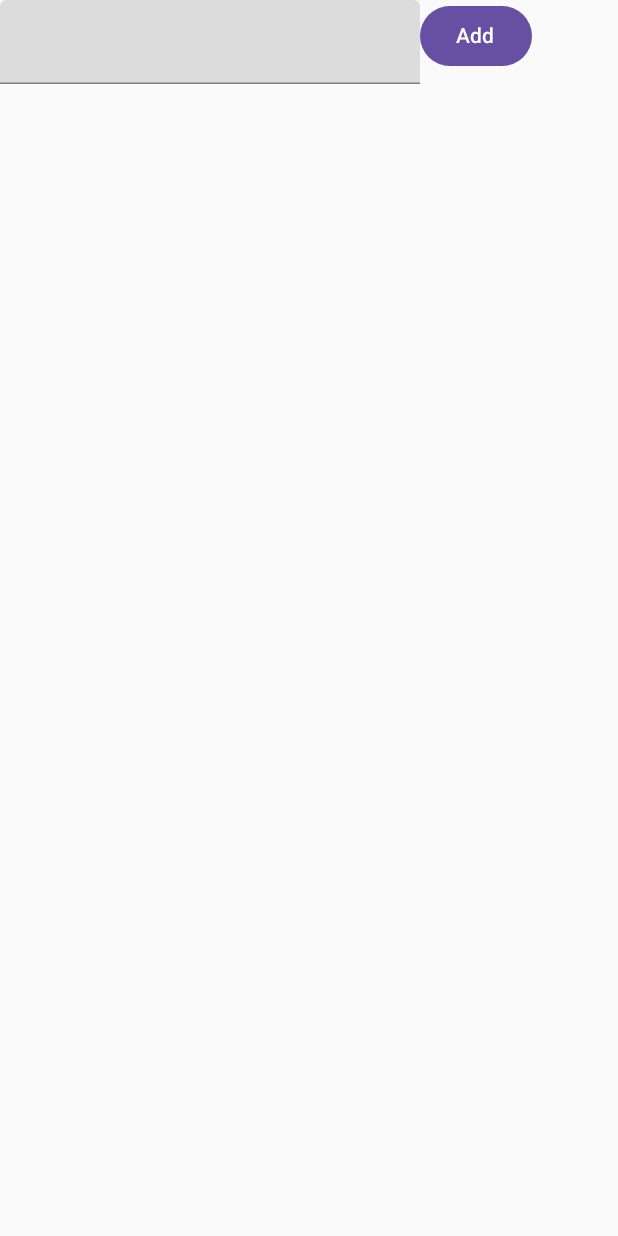
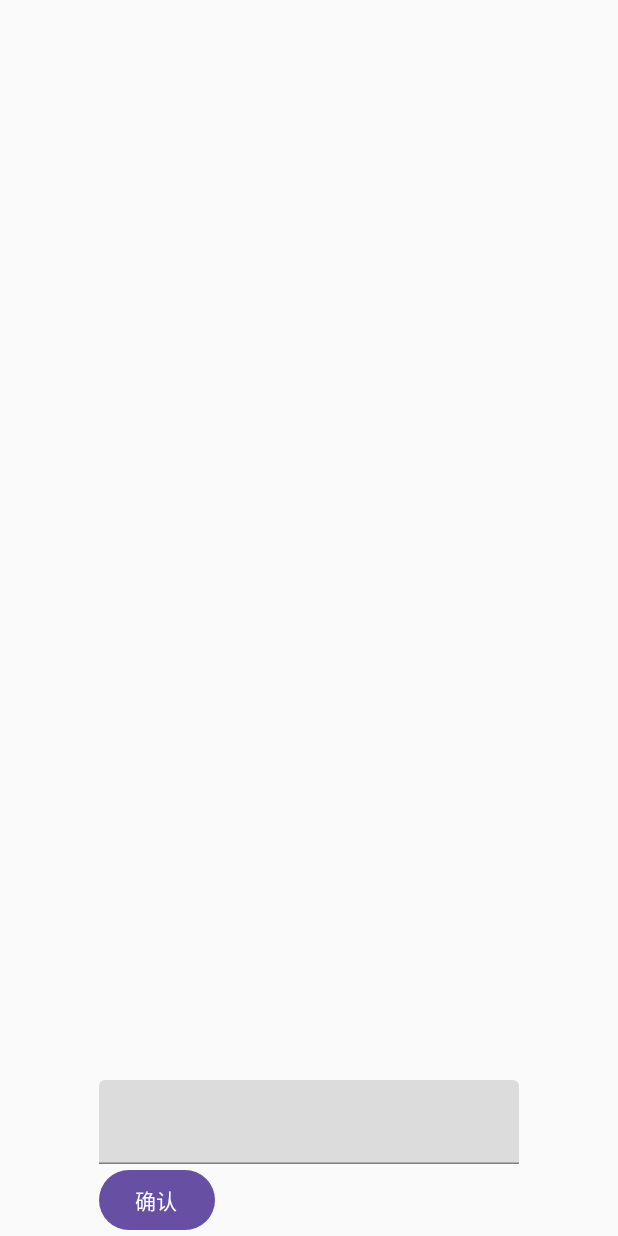
Before and after one commit to yuqiaodan/TomatoComposeDemo, an Android app built with Jetpack Compose: the SampleEffectActivity screen opened directly, with no data from a screen before it, on a phone screen of 412 x 824 dp. Run offline under Robolectric (Android 15) with nearby library versions, the phone set to English and light mode, and no system bars.

Commit message:
fix imePadding问题

```diff
--- a/app/build.gradle
+++ b/app/build.gradle
@@ -91,4 +91,6 @@ dependencies {
     //material组件
     implementation "androidx.compose.material:material:1.6.7"
 
+
+
 }
--- a/app/src/main/AndroidManifest.xml
+++ b/app/src/main/AndroidManifest.xml
@@ -23,6 +23,7 @@
         <activity
             android:name=".dongnaoxueyuan.unit4effect.SampleEffectActivity"
             android:exported="false"
+            android:windowSoftInputMode="adjustResize"
             android:theme="@style/Theme.TomatoComposeDemo" />
         <activity
             android:name=".weijueye.SampleNavigationActivity"
--- a/app/src/main/java/com/tomato/compose/dongnaoxueyuan/unit4effect/SampleEffectActivity.kt
+++ b/app/src/main/java/com/tomato/compose/dongnaoxueyuan/unit4effect/SampleEffectActivity.kt
@@ -6,15 +6,19 @@ import androidx.activity.ComponentActivity
 import androidx.activity.OnBackPressedCallback
 import androidx.activity.OnBackPressedDispatcher
 import androidx.activity.compose.setContent
+import androidx.activity.enableEdgeToEdge
 import androidx.compose.foundation.Image
 import androidx.compose.foundation.background
 import androidx.compose.foundation.layout.Box
 import androidx.compose.foundation.layout.Column
+import androidx.compose.foundation.layout.ExperimentalLayoutApi
 import androidx.compose.foundation.layout.Row
 import androidx.compose.foundation.layout.fillMaxHeight
 import androidx.compose.foundation.layout.fillMaxSize
 import androidx.compose.foundation.layout.height
+import androidx.compose.foundation.layout.imePadding
 import androidx.compose.foundation.layout.padding
+import androidx.compose.foundation.layout.safeDrawingPadding
 import androidx.compose.foundation.layout.size
 import androidx.compose.foundation.lazy.LazyColumn
 import androidx.compose.foundation.lazy.items
@@ -72,6 +76,7 @@ import kotlinx.coroutines.withContext
 class SampleEffectActivity : ComponentActivity() {
     override fun onCreate(savedInstanceState: Bundle?) {
         super.onCreate(savedInstanceState)
+        enableEdgeToEdge()
         setContent {
             PageContent()
         }
@@ -92,7 +97,35 @@ class SampleEffectActivity : ComponentActivity() {
         /**示例6：使用produceState **/
         //ProduceStateSample()
         /**示例7：使用derivedStateOf **/
-        DerivedStateOfSample()
+        //DerivedStateOfSample()
+
+        TextKeyboard()
+    }
+
+    @OptIn(ExperimentalLayoutApi::class)
+    @Composable
+    fun TextKeyboard() {
+        Box(
+            Modifier.imePadding()
+                .safeDrawingPadding()
+                .fillMaxSize()
+        ) {
+            Box(
+                Modifier.fillMaxSize()
+            ) {
+                val (inputValue, setInputValue) = remember {
+                    mutableStateOf("")
+                }
+                Column(Modifier.align(Alignment.BottomCenter)) {
+                    TextField(value = inputValue, onValueChange = setInputValue)
+                    Button(onClick = { }) {
+                        Text(text = "确认")
+                    }
+                }
+            }
+        }
+
+
     }
 
     /** ========== 示例7==========*
@@ -109,7 +142,7 @@ class SampleEffectActivity : ComponentActivity() {
         //todoTask或highKeyWord改变后 重新生成highTask
         val highTask = remember(todoTask.size, highKeyWord) {
             derivedStateOf {
-                todoTask.filter {task->
+                todoTask.filter { task ->
                     var isHigh = false
                     highKeyWord.forEach { key ->
                         if (task.contains(key)) {
```
